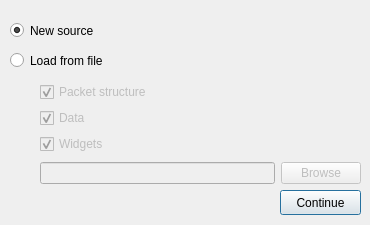
The window that src/LorrisAnalyzer/sourceselectdialog.ui (Tasssadar/Lorris) describes before a commit, drawn with Qt 5.
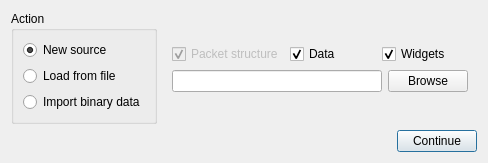
The same window after the commit. The open tabs and pages were chosen to show the change.

Commit message: [390] LorrisAnalyzer: Implement import/export of binary files

The edit to the form file:
```diff
--- a/src/LorrisAnalyzer/sourceselectdialog.ui
+++ b/src/LorrisAnalyzer/sourceselectdialog.ui
@@ -6,34 +6,24 @@
    <rect>
     <x>0</x>
     <y>0</y>
-    <width>370</width>
-    <height>225</height>
+    <width>488</width>
+    <height>157</height>
    </rect>
   </property>
-  <property name="minimumSize">
-   <size>
-    <width>370</width>
-    <height>225</height>
-   </size>
-  </property>
-  <property name="maximumSize">
-   <size>
-    <width>370</width>
-    <height>225</height>
-   </size>
-  </property>
   <property name="windowTitle">
    <string>Select source</string>
   </property>
+  <layout class="QVBoxLayout" name="verticalLayout_3">
+   <item>
+    <layout class="QHBoxLayout" name="horizontalLayout_3">
+     <item>
+      <widget class="QGroupBox" name="groupBox">
+       <property name="title">
+        <string>Action</string>
+       </property>
+       <layout class="QVBoxLayout" name="verticalLayout">
+        <item>
   <widget class="QRadioButton" name="newRadio">
-   <property name="geometry">
-    <rect>
-     <x>10</x>
-     <y>20</y>
-     <width>301</width>
-     <height>21</height>
-    </rect>
-   </property>
    <property name="text">
     <string>New source</string>
    </property>
@@ -41,47 +31,60 @@
     <bool>true</bool>
    </property>
   </widget>
+        </item>
+        <item>
   <widget class="QRadioButton" name="loadRadio">
-   <property name="geometry">
-    <rect>
-     <x>10</x>
-     <y>50</y>
-     <width>141</width>
-     <height>21</height>
-    </rect>
-   </property>
    <property name="text">
     <string>Load from file</string>
    </property>
   </widget>
-  <widget class="QPushButton" name="contButton">
-   <property name="geometry">
-    <rect>
-     <x>280</x>
-     <y>190</y>
-     <width>81</width>
-     <height>25</height>
-    </rect>
-   </property>
+        </item>
+        <item>
+         <widget class="QRadioButton" name="binRadio">
    <property name="text">
-    <string>Continue</string>
-   </property>
-   <property name="default">
-    <bool>true</bool>
-   </property>
-  </widget>
-  <widget class="QWidget" name="layoutWidget">
-   <property name="geometry">
-    <rect>
-     <x>40</x>
-     <y>80</y>
-     <width>321</width>
-     <height>106</height>
-    </rect>
-   </property>
+           <string>Import binary data</string>
+          </property>
+         </widget>
+        </item>
+        <item>
+         <spacer name="verticalSpacer_2">
+          <property name="orientation">
+           <enum>Qt::Vertical</enum>
+          </property>
+          <property name="sizeHint" stdset="0">
+           <size>
+            <width>20</width>
+            <height>40</height>
+           </size>
+          </property>
+         </spacer>
+        </item>
+       </layout>
+      </widget>
+     </item>
+     <item>
+      <widget class="QStackedWidget" name="stack">
+       <property name="currentIndex">
+        <number>0</number>
+       </property>
+       <widget class="QWidget" name="page"/>
+       <widget class="QWidget" name="page_2">
    <layout class="QVBoxLayout" name="verticalLayout_2">
     <item>
-     <layout class="QVBoxLayout" name="verticalLayout">
+          <spacer name="verticalSpacer_3">
+           <property name="orientation">
+            <enum>Qt::Vertical</enum>
+           </property>
+           <property name="sizeHint" stdset="0">
+            <size>
+             <width>20</width>
+             <height>0</height>
+            </size>
+           </property>
+          </spacer>
+         </item>
+         <item>
+          <layout class="QHBoxLayout" name="horizontalLayout_2">
       <item>
        <widget class="QCheckBox" name="structBox">
         <property name="enabled">
@@ -98,7 +101,7 @@
       <item>
        <widget class="QCheckBox" name="dataBox">
         <property name="enabled">
-         <bool>false</bool>
+              <bool>true</bool>
         </property>
         <property name="text">
          <string>Data</string>
@@ -111,7 +114,7 @@
       <item>
        <widget class="QCheckBox" name="widgetBox">
         <property name="enabled">
-         <bool>false</bool>
+              <bool>true</bool>
         </property>
         <property name="text">
          <string>Widgets</string>
@@ -128,14 +131,14 @@
       <item>
        <widget class="QLineEdit" name="fileEdit">
         <property name="enabled">
-         <bool>false</bool>
+              <bool>true</bool>
         </property>
        </widget>
       </item>
       <item>
        <widget class="QPushButton" name="browseButton">
         <property name="enabled">
-         <bool>false</bool>
+              <bool>true</bool>
         </property>
         <property name="text">
          <string>Browse</string>
@@ -147,8 +150,71 @@
       </item>
      </layout>
     </item>
-   </layout>
-  </widget>
+         <item>
+          <spacer name="verticalSpacer">
+           <property name="orientation">
+            <enum>Qt::Vertical</enum>
+           </property>
+           <property name="sizeHint" stdset="0">
+            <size>
+             <width>20</width>
+             <height>0</height>
+            </size>
+           </property>
+          </spacer>
+         </item>
+        </layout>
+       </widget>
+       <widget class="QWidget" name="page_3">
+        <layout class="QVBoxLayout" name="verticalLayout_4">
+         <item>
+          <layout class="QHBoxLayout" name="horizontalLayout_5">
+           <item>
+            <widget class="QLineEdit" name="importEdit"/>
+           </item>
+           <item>
+            <widget class="QPushButton" name="importBrowse">
+             <property name="text">
+              <string>Browse</string>
+             </property>
+            </widget>
+           </item>
+          </layout>
+         </item>
+        </layout>
+       </widget>
+      </widget>
+     </item>
+    </layout>
+   </item>
+   <item>
+    <layout class="QHBoxLayout" name="horizontalLayout_4">
+     <item>
+      <spacer name="horizontalSpacer">
+       <property name="orientation">
+        <enum>Qt::Horizontal</enum>
+       </property>
+       <property name="sizeHint" stdset="0">
+        <size>
+         <width>40</width>
+         <height>20</height>
+        </size>
+       </property>
+      </spacer>
+     </item>
+     <item>
+      <widget class="QPushButton" name="contButton">
+       <property name="text">
+        <string>Continue</string>
+       </property>
+       <property name="default">
+        <bool>true</bool>
+       </property>
+      </widget>
+     </item>
+    </layout>
+   </item>
+  </layout>
  </widget>
  <resources/>
  <connections>
```
Left out of the diff: 53 changed lines with no effect on the pictures. Lines whose indentation alone changed are shown as unchanged. The commit also changes 17 other files.
